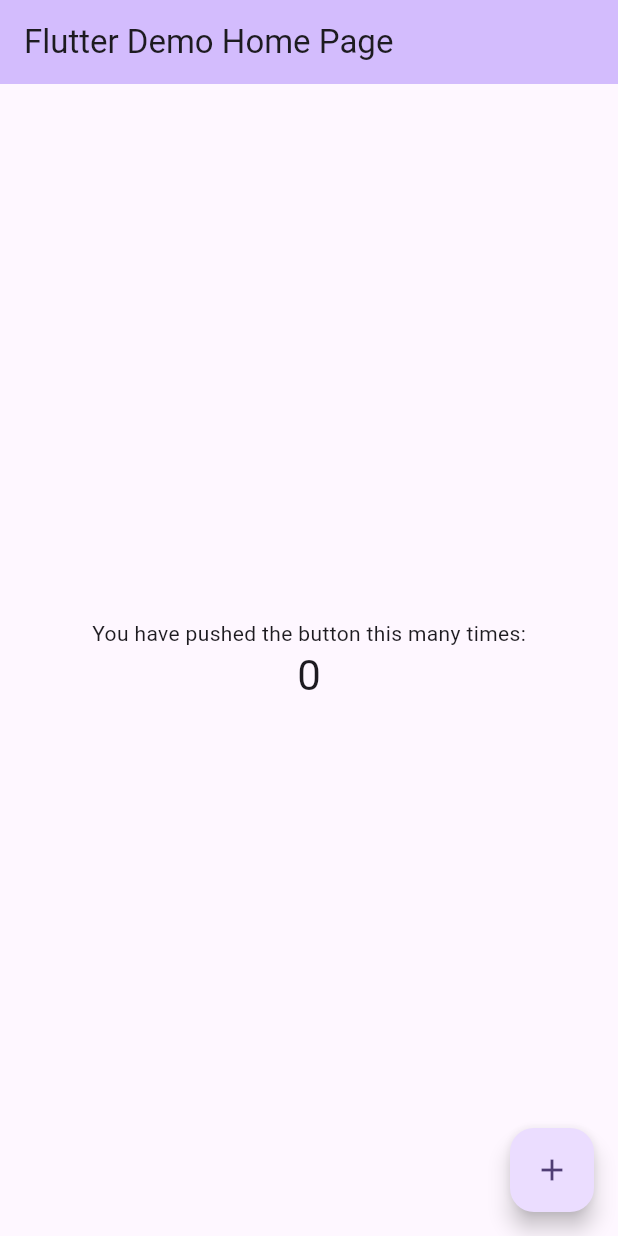
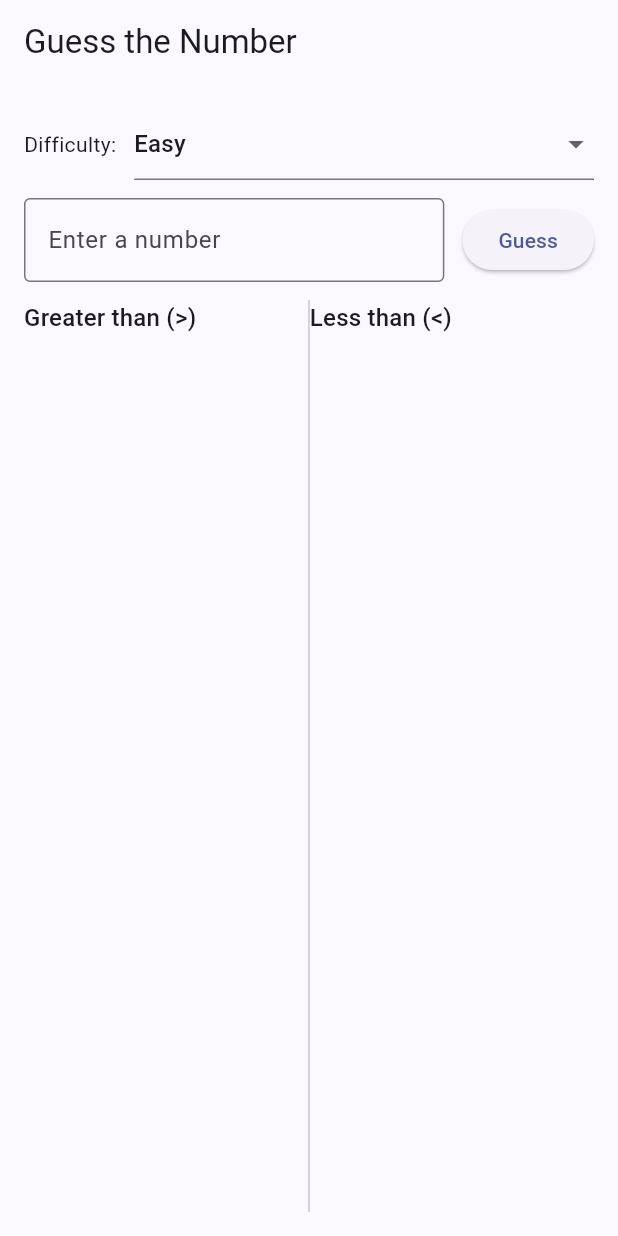
Before and after one commit to EdinsonRequena/flutter_app_guess_the_number, a Flutter app: the screen it shows after launch, on a phone screen of 412 x 824 dp. Run offline on Flutter 3.47's test engine with Material 3 defaults, Android fonts, the phone set to English and light mode, and no system bars.

Commit message:
UI Scaffold – GameScreen Fixes #1

```diff
--- /dev/null
+++ b/lib/app.dart
@@ -0,0 +1,17 @@
+import 'package:flutter/material.dart';
+import 'core/theme/app_theme.dart';
+import 'screens/game_screen.dart';
+
+class GuessNumberApp extends StatelessWidget {
+  const GuessNumberApp({super.key});
+
+  @override
+  Widget build(BuildContext context) {
+    return MaterialApp(
+      title: 'Guess the Number',
+      debugShowCheckedModeBanner: false,
+      theme: AppTheme.light,
+      home: const GameScreen(),
+    );
+  }
+}
--- /dev/null
+++ b/lib/core/theme/app_theme.dart
@@ -0,0 +1,8 @@
+import 'package:flutter/material.dart';
+
+class AppTheme {
+  static final light = ThemeData(
+    colorScheme: ColorScheme.fromSeed(seedColor: Colors.indigo),
+    useMaterial3: true,
+  );
+}
--- a/lib/main.dart
+++ b/lib/main.dart
@@ -1,122 +1,4 @@
 import 'package:flutter/material.dart';
+import 'app.dart';
 
-void main() {
-  runApp(const MyApp());
-}
-
-class MyApp extends StatelessWidget {
-  const MyApp({super.key});
-
-  // This widget is the root of your application.
-  @override
-  Widget build(BuildContext context) {
-    return MaterialApp(
-      title: 'Flutter Demo',
-      theme: ThemeData(
-        // This is the theme of your application.
-        //
-        // TRY THIS: Try running your application with "flutter run". You'll see
-        // the application has a purple toolbar. Then, without quitting the app,
-        // try changing the seedColor in the colorScheme below to Colors.green
-        // and then invoke "hot reload" (save your changes or press the "hot
-        // reload" button in a Flutter-supported IDE, or press "r" if you used
-        // the command line to start the app).
-        //
-        // Notice that the counter didn't reset back to zero; the application
-        // state is not lost during the reload. To reset the state, use hot
-        // restart instead.
-        //
-        // This works for code too, not just values: Most code changes can be
-        // tested with just a hot reload.
-        colorScheme: ColorScheme.fromSeed(seedColor: Colors.deepPurple),
-      ),
-      home: const MyHomePage(title: 'Flutter Demo Home Page'),
-    );
-  }
-}
-
-class MyHomePage extends StatefulWidget {
-  const MyHomePage({super.key, required this.title});
-
-  // This widget is the home page of your application. It is stateful, meaning
-  // that it has a State object (defined below) that contains fields that affect
-  // how it looks.
-
-  // This class is the configuration for the state. It holds the values (in this
-  // case the title) provided by the parent (in this case the App widget) and
-  // used by the build method of the State. Fields in a Widget subclass are
-  // always marked "final".
-
-  final String title;
-
-  @override
-  State<MyHomePage> createState() => _MyHomePageState();
-}
-
-class _MyHomePageState extends State<MyHomePage> {
-  int _counter = 0;
-
-  void _incrementCounter() {
-    setState(() {
-      // This call to setState tells the Flutter framework that something has
-      // changed in this State, which causes it to rerun the build method below
-      // so that the display can reflect the updated values. If we changed
-      // _counter without calling setState(), then the build method would not be
-      // called again, and so nothing would appear to happen.
-      _counter++;
-    });
-  }
-
-  @override
-  Widget build(BuildContext context) {
-    // This method is rerun every time setState is called, for instance as done
-    // by the _incrementCounter method above.
-    //
-    // The Flutter framework has been optimized to make rerunning build methods
-    // fast, so that you can just rebuild anything that needs updating rather
-    // than having to individually change instances of widgets.
-    return Scaffold(
-      appBar: AppBar(
-        // TRY THIS: Try changing the color here to a specific color (to
-        // Colors.amber, perhaps?) and trigger a hot reload to see the AppBar
-        // change color while the other colors stay the same.
-        backgroundColor: Theme.of(context).colorScheme.inversePrimary,
-        // Here we take the value from the MyHomePage object that was created by
-        // the App.build method, and use it to set our appbar title.
-        title: Text(widget.title),
-      ),
-      body: Center(
-        // Center is a layout widget. It takes a single child and positions it
-        // in the middle of the parent.
-        child: Column(
-          // Column is also a layout widget. It takes a list of children and
-          // arranges them vertically. By default, it sizes itself to fit its
-          // children horizontally, and tries to be as tall as its parent.
-          //
-          // Column has various properties to control how it sizes itself and
-          // how it positions its children. Here we use mainAxisAlignment to
-          // center the children vertically; the main axis here is the vertical
-          // axis because Columns are vertical (the cross axis would be
-          // horizontal).
-          //
-          // TRY THIS: Invoke "debug painting" (choose the "Toggle Debug Paint"
-          // action in the IDE, or press "p" in the console), to see the
-          // wireframe for each widget.
-          mainAxisAlignment: MainAxisAlignment.center,
-          children: <Widget>[
-            const Text('You have pushed the button this many times:'),
-            Text(
-              '$_counter',
-              style: Theme.of(context).textTheme.headlineMedium,
-            ),
-          ],
-        ),
-      ),
-      floatingActionButton: FloatingActionButton(
-        onPressed: _incrementCounter,
-        tooltip: 'Increment',
-        child: const Icon(Icons.add),
-      ), // This trailing comma makes auto-formatting nicer for build methods.
-    );
-  }
-}
+void main() => runApp(const GuessNumberApp());
--- /dev/null
+++ b/lib/screens/game_screen.dart
@@ -0,0 +1,27 @@
+import 'package:flutter/material.dart';
+import '../widgets/level_selector.dart';
+import '../widgets/guess_input.dart';
+import '../widgets/history_columns.dart';
+
+class GameScreen extends StatelessWidget {
+  const GameScreen({super.key});
+
+  @override
+  Widget build(BuildContext context) {
+    return Scaffold(
+      appBar: AppBar(title: const Text('Guess the Number')),
+      body: const Padding(
+        padding: EdgeInsets.all(16),
+        child: Column(
+          children: [
+            LevelSelector(),
+            SizedBox(height: 12),
+            GuessInput(),
+            SizedBox(height: 12),
+            Expanded(child: HistoryColumns()),
+          ],
+        ),
+      ),
+    );
+  }
+}
--- /dev/null
+++ b/lib/widgets/guess_input.dart
@@ -0,0 +1,24 @@
+import 'package:flutter/material.dart';
+
+class GuessInput extends StatelessWidget {
+  const GuessInput({super.key});
+
+  @override
+  Widget build(BuildContext context) {
+    return Row(
+      children: [
+        Flexible(
+          child: TextField(
+            keyboardType: TextInputType.number,
+            decoration: const InputDecoration(
+              labelText: 'Enter a number',
+              border: OutlineInputBorder(),
+            ),
+          ),
+        ),
+        const SizedBox(width: 12),
+        ElevatedButton(onPressed: () {}, child: const Text('Guess')),
+      ],
+    );
+  }
+}
--- /dev/null
+++ b/lib/widgets/history_columns.dart
@@ -0,0 +1,35 @@
+import 'package:flutter/material.dart';
+
+class HistoryColumns extends StatelessWidget {
+  const HistoryColumns({super.key});
+
+  @override
+  Widget build(BuildContext context) {
+    return Row(
+      children: [
+        _HistoryList(title: 'Greater than (>)'),
+        const VerticalDivider(width: 1),
+        _HistoryList(title: 'Less than (<)'),
+      ],
+    );
+  }
+}
+
+class _HistoryList extends StatelessWidget {
+  final String title;
+  const _HistoryList({required this.title});
+
+  @override
+  Widget build(BuildContext context) {
+    return Expanded(
+      child: Column(
+        crossAxisAlignment: CrossAxisAlignment.stretch,
+        children: [
+          Text(title, style: Theme.of(context).textTheme.titleMedium),
+          const SizedBox(height: 8),
+          Expanded(child: ListView(children: const [])),
+        ],
+      ),
+    );
+  }
+}
--- /dev/null
+++ b/lib/widgets/level_selector.dart
@@ -0,0 +1,27 @@
+import 'package:flutter/material.dart';
+
+class LevelSelector extends StatelessWidget {
+  const LevelSelector({super.key});
+
+  @override
+  Widget build(BuildContext context) {
+    return Row(
+      children: [
+        const Text('Difficulty:'),
+        const SizedBox(width: 12),
+        Expanded(
+          child: DropdownButtonFormField<String>(
+            value: 'Easy',
+            items: const [
+              DropdownMenuItem(value: 'Easy', child: Text('Easy')),
+              DropdownMenuItem(value: 'Medium', child: Text('Medium')),
+              DropdownMenuItem(value: 'Hard', child: Text('Hard')),
+              DropdownMenuItem(value: 'Extreme', child: Text('Extreme')),
+            ],
+            onChanged: (_) {},
+          ),
+        ),
+      ],
+    );
+  }
+}
```
Also changed, not shown: 1 other file.
